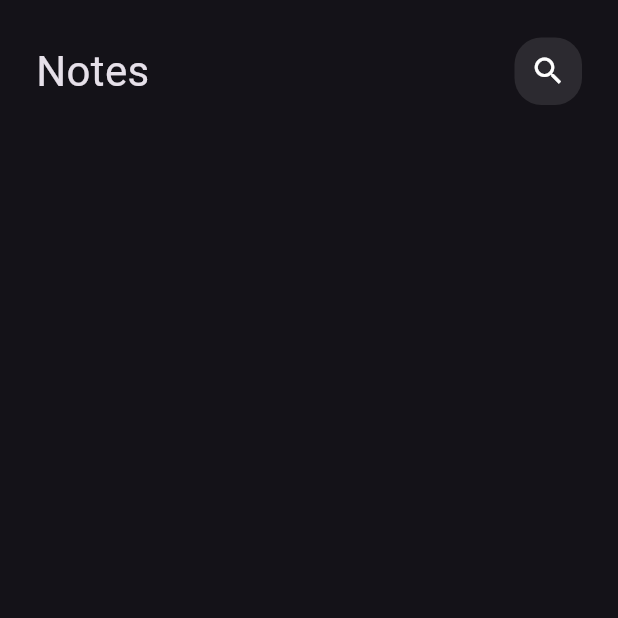
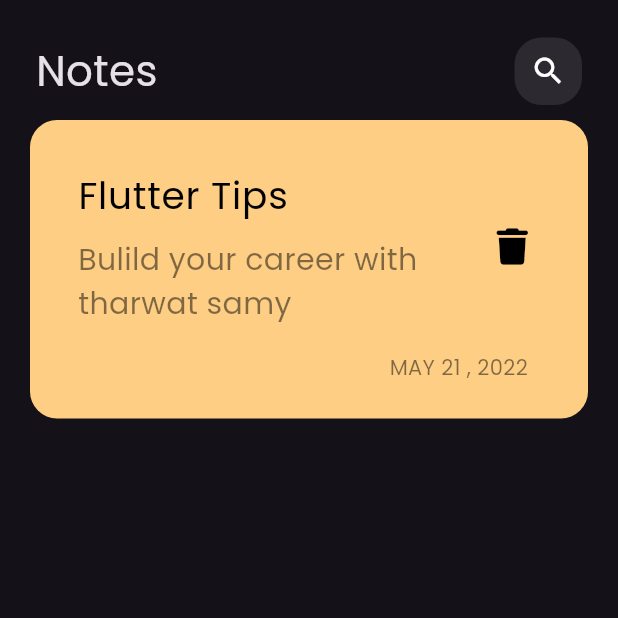
Before and after one commit to Anas-Masri/notes_app, a Flutter app: the screen it shows after launch, on a phone screen of 412 x 824 dp, the top half of it. Run offline on Flutter 3.47's test engine with Material 3 defaults, Android fonts, the phone set to English and light mode, and no system bars; our stand-ins replace font_awesome_flutter.

Commit message:
create noteItem and chage the font of the app from theme

```diff
--- a/lib/main.dart
+++ b/lib/main.dart
@@ -12,7 +12,10 @@ class NotesApp extends StatelessWidget {
   Widget build(BuildContext context) {
     return MaterialApp(
       debugShowCheckedModeBanner: false,
-      theme: ThemeData(brightness: Brightness.dark),
+      theme: ThemeData(
+        brightness: Brightness.dark,
+        fontFamily: 'Poppins',
+      ),
       home: const NotesView(),
     );
   }
--- a/lib/views/notes_view.dart
+++ b/lib/views/notes_view.dart
@@ -1,5 +1,6 @@
 import 'package:flutter/material.dart';
 import 'package:notes_app/widgets/custom_app_bar.dart';
+import 'package:notes_app/widgets/note_item.dart';
 
 class NotesView extends StatelessWidget {
   const NotesView({super.key});
@@ -13,6 +14,10 @@ class NotesView extends StatelessWidget {
             height: 25,
           ),
           CustomAppBar(),
+          SizedBox(
+            height: 10,
+          ),
+          NoteItem(),
         ],
       ),
     );
--- /dev/null
+++ b/lib/widgets/note_item.dart
@@ -0,0 +1,57 @@
+import 'package:flutter/material.dart';
+import 'package:font_awesome_flutter/font_awesome_flutter.dart';
+
+class NoteItem extends StatelessWidget {
+  const NoteItem({
+    super.key,
+  });
+
+  @override
+  Widget build(BuildContext context) {
+    return Padding(
+      padding: const EdgeInsets.symmetric(horizontal: 20),
+      child: Container(
+        padding:
+            const EdgeInsets.only(left: 16, top: 24, bottom: 24, right: 16),
+        decoration: BoxDecoration(
+            color: const Color(0xfffece84),
+            borderRadius: BorderRadius.circular(18)),
+        child: Column(
+          crossAxisAlignment: CrossAxisAlignment.end,
+          children: [
+            ListTile(
+              title: const Text(
+                'Flutter Tips',
+                style: TextStyle(fontSize: 25, color: Colors.black),
+              ),
+              subtitle: Column(
+                children: [
+                  const SizedBox(
+                    height: 10,
+                  ),
+                  Text(
+                    'Bulild your career with tharwat samy',
+                    style: TextStyle(
+                        fontSize: 20, color: Colors.black.withOpacity(.5)),
+                  ),
+                ],
+              ),
+              trailing: const FaIcon(
+                FontAwesomeIcons.trash,
+                color: Colors.black,
+              ),
+            ),
+            Padding(
+              padding: const EdgeInsets.only(right: 24, top: 10),
+              child: Text(
+                'MAY 21 , 2022',
+                style: TextStyle(
+                    fontSize: 14, color: Colors.black.withOpacity(.5)),
+              ),
+            )
+          ],
+        ),
+      ),
+    );
+  }
+}
```
Also changed, not shown: pubspec.yaml (+5 -7 lines), assets/fonts/Poppins-Regular.ttf (added), pubspec.lock.
